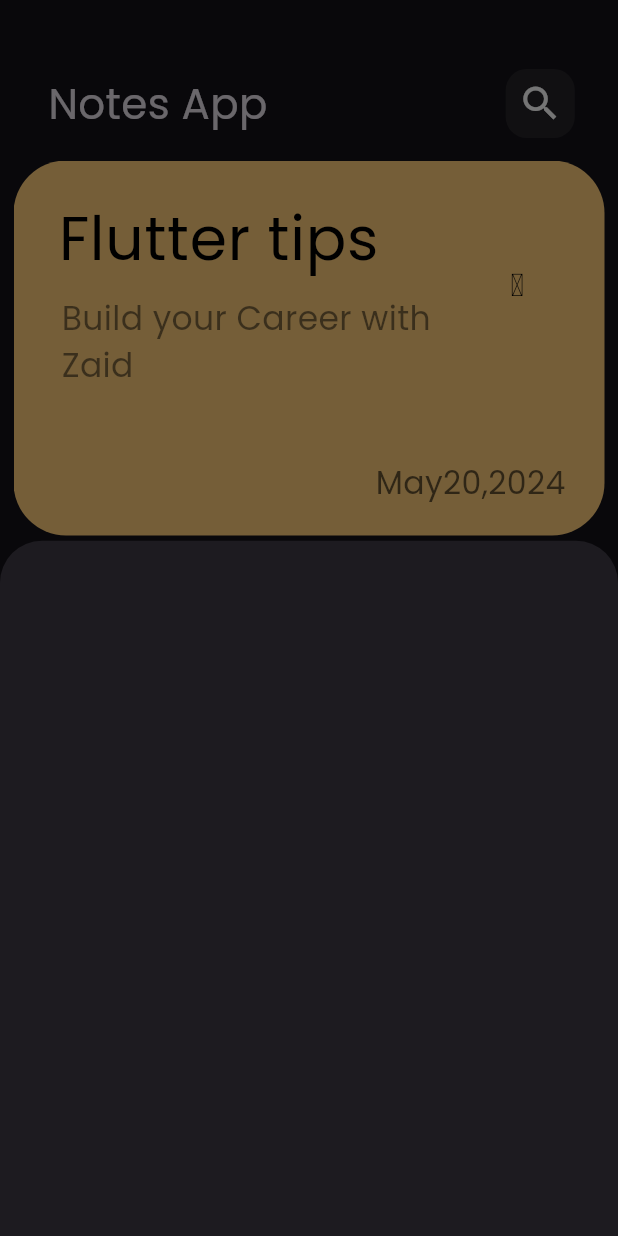
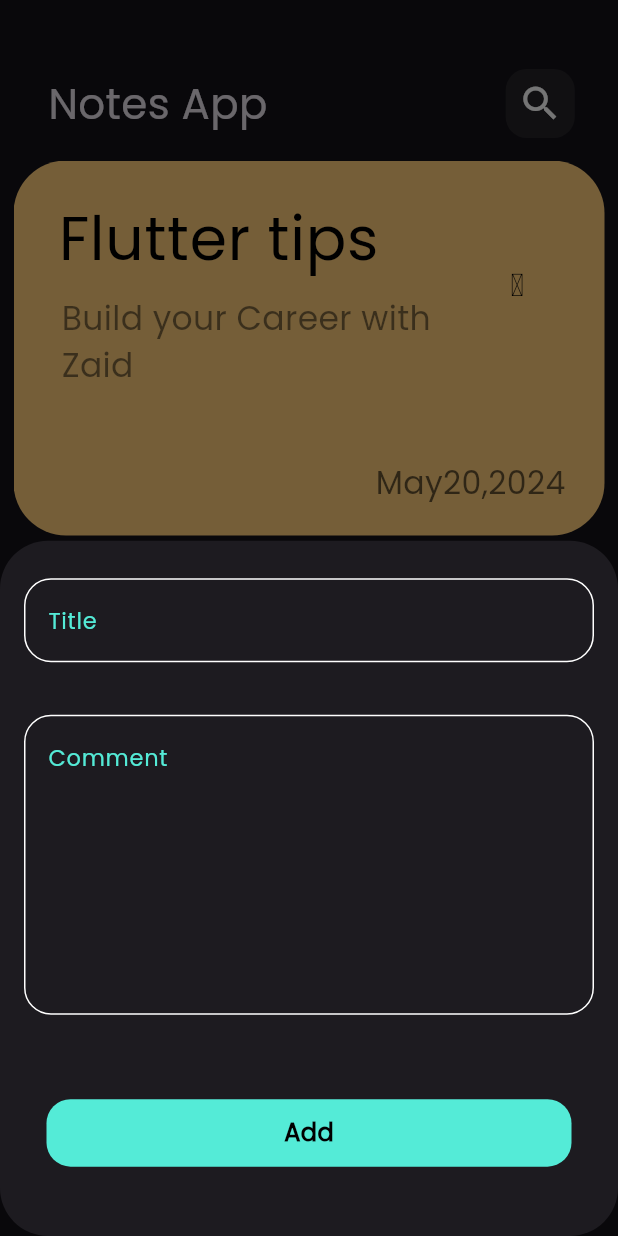
Before and after one commit to Zaid-Amanah/Notes_App, a Flutter app: the screen it shows after launch, after a tap on the "add" icon, on a phone screen of 412 x 824 dp. Run offline on Flutter 3.47's test engine with Material 3 defaults, Android fonts, the phone set to English and light mode, and no system bars; missing offline and left inert: font_awesome_icon_class.

Commit message:
Customize Note BottomSheet

```diff
--- a/lib/views/notes_view.dart
+++ b/lib/views/notes_view.dart
@@ -1,5 +1,6 @@
 import 'package:flutter/material.dart';
 import 'package:notes_app/views/notes_viewbody.dart';
+import 'package:notes_app/widgets/AddNoteBottomSheet.dart';
 
 class NotesView extends StatelessWidget {
   const NotesView({super.key});
@@ -10,6 +11,9 @@ class NotesView extends StatelessWidget {
       floatingActionButton: FloatingActionButton(
         onPressed: () {
           showModalBottomSheet(
+            shape: RoundedRectangleBorder(
+              borderRadius: BorderRadius.circular(32),
+            ),
             context: context,
             builder: (context) {
               return const AddNoteBottomSheet();
@@ -22,14 +26,3 @@ class NotesView extends StatelessWidget {
     );
   }
 }
-
-class AddNoteBottomSheet extends StatelessWidget {
-  const AddNoteBottomSheet({super.key});
-
-  @override
-  Widget build(BuildContext context) {
-    return Container(
-        //child: Te,
-        );
-  }
-}
--- /dev/null
+++ b/lib/widgets/AddNoteBottomSheet.dart
@@ -0,0 +1,81 @@
+import 'package:flutter/material.dart';
+import 'package:notes_app/widgets/constants.dart';
+import 'package:notes_app/widgets/custem_Text_Field.dart';
+
+class AddNoteBottomSheet extends StatelessWidget {
+  const AddNoteBottomSheet({super.key});
+
+  @override
+  Widget build(BuildContext context) {
+    return Column(
+      children: [
+        custemTextField(
+          hintText: "Title",
+        ),
+        custemTextField(
+          hintText: "Comment",
+          maxLines: 7,
+        ),
+        const Spacer(),
+        GestureDetector(
+          onTap: () => print("object"),
+          child: Container(
+            height: 45,
+            width: 350,
+            decoration: BoxDecoration(
+              color: kPrimaryColor,
+              borderRadius: BorderRadius.circular(16),
+            ),
+            child: const Center(
+              child: Text(
+                "Add",
+                style: TextStyle(
+                  color: Colors.black,
+                  fontSize: 16,
+                  fontWeight: FontWeight.bold,
+                ),
+              ),
+            ),
+          ),
+        ),
+        const Spacer(),
+      ],
+    );
+  }
+}
+/*
+
+// Padding(
+        //   padding: EdgeInsets.fromLTRB(10, 25, 10, 10),
+        //   child: TextField(
+        //     decoration: InputDecoration(
+        //       enabledBorder: OutlineInputBorder(
+        //           borderSide: BorderSide(color: Colors.white)),
+        //       border: OutlineInputBorder(
+        //           borderSide: BorderSide(color: Colors.white)),
+        //       hintText: "Title",
+        //       //border: InputBorder.none,
+        //       hintStyle: TextStyle(
+        //         color: Color(0xff54EBD7),
+        //       ),
+        //     ),
+        //   ),
+        // ),
+        // Padding(
+        //   padding: EdgeInsets.fromLTRB(10, 10, 10, 10),
+        //   child: TextField(
+        //     decoration: InputDecoration(
+        //       enabledBorder: OutlineInputBorder(
+        //           borderSide: BorderSide(color: Colors.white)),
+        //       border: OutlineInputBorder(
+        //           borderSide: BorderSide(color: Colors.white)),
+        //       hintText: "Comment",
+        //       hintStyle: TextStyle(
+        //         color: Color(0xff54EBD7),
+        //       ),
+        //     ),
+        //   ),
+        // ),
+
+
+*/
--- /dev/null
+++ b/lib/widgets/constants.dart
@@ -0,0 +1,3 @@
+import 'package:flutter/material.dart';
+
+const Color kPrimaryColor = Color(0xff54EBD7);
--- /dev/null
+++ b/lib/widgets/custem_Text_Field.dart
@@ -0,0 +1,47 @@
+// ignore_for_file: file_names
+import 'package:flutter/material.dart';
+import 'package:notes_app/widgets/constants.dart';
+
+// ignore: must_be_immutable, camel_case_types
+class custemTextField extends StatelessWidget {
+  custemTextField({super.key, this.maxLines = 1, this.onChange, this.hintText});
+  String? hintText;
+  int? maxLines;
+  Function(String)? onChange;
+  @override
+  Widget build(BuildContext context) {
+    return Padding(
+      padding: const EdgeInsets.fromLTRB(16, 25, 16, 10),
+      child: TextFormField(
+        cursorColor: kPrimaryColor,
+        maxLines: maxLines,
+        validator: (value) {
+          if (value!.isEmpty) {
+            return "This field is required";
+          }
+          return null;
+        },
+        onChanged: onChange,
+        decoration: InputDecoration(
+          hintText: hintText,
+          hintStyle: const TextStyle(
+            fontSize: 15,
+            color: kPrimaryColor,
+          ),
+          enabledBorder: OutlineInputBorder(
+            borderRadius: BorderRadius.circular(18),
+            borderSide: const BorderSide(color: Colors.white),
+          ),
+          focusedBorder: OutlineInputBorder(
+            borderRadius: BorderRadius.circular(18),
+            borderSide: const BorderSide(color: kPrimaryColor),
+          ),
+          border: OutlineInputBorder(
+            borderRadius: BorderRadius.circular(18),
+            borderSide: const BorderSide(color: Colors.white),
+          ),
+        ),
+      ),
+    );
+  }
+}
--- a/lib/widgets/custom_noteitem.dart
+++ b/lib/widgets/custom_noteitem.dart
@@ -12,7 +12,6 @@ class NotesItem extends StatelessWidget {
       width: 370,
       decoration: BoxDecoration(
         color: color,
-        // color: const Color(0xffFFCD7B),
         borderRadius: BorderRadius.circular(35),
       ),
       child: Column(
```
